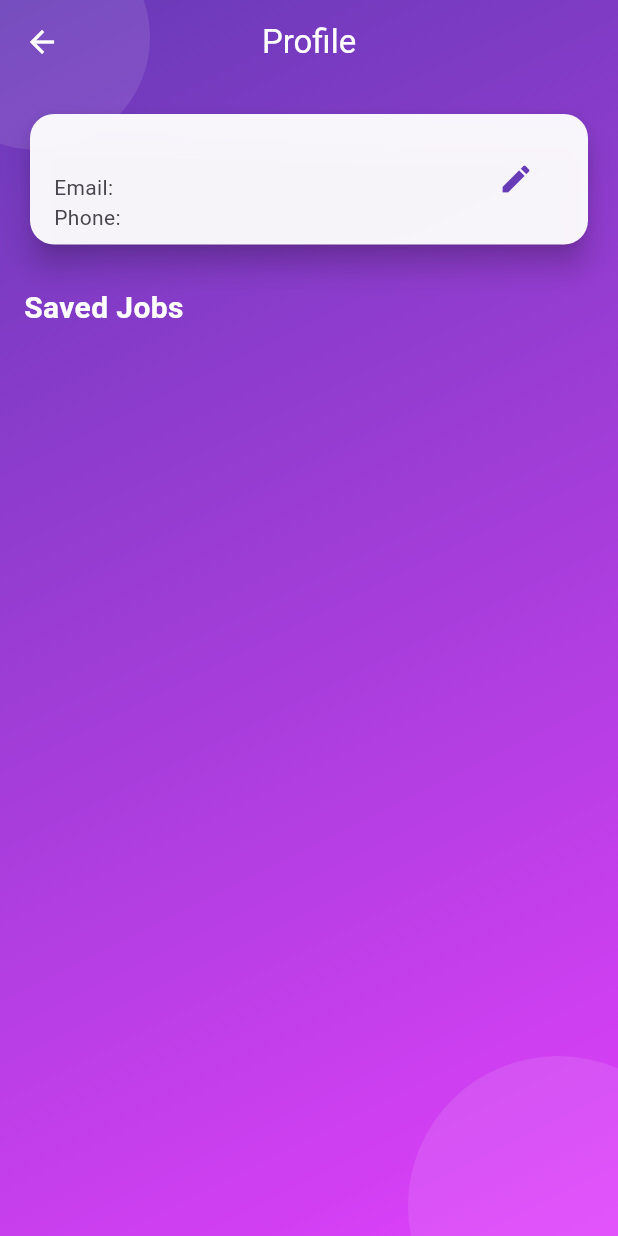
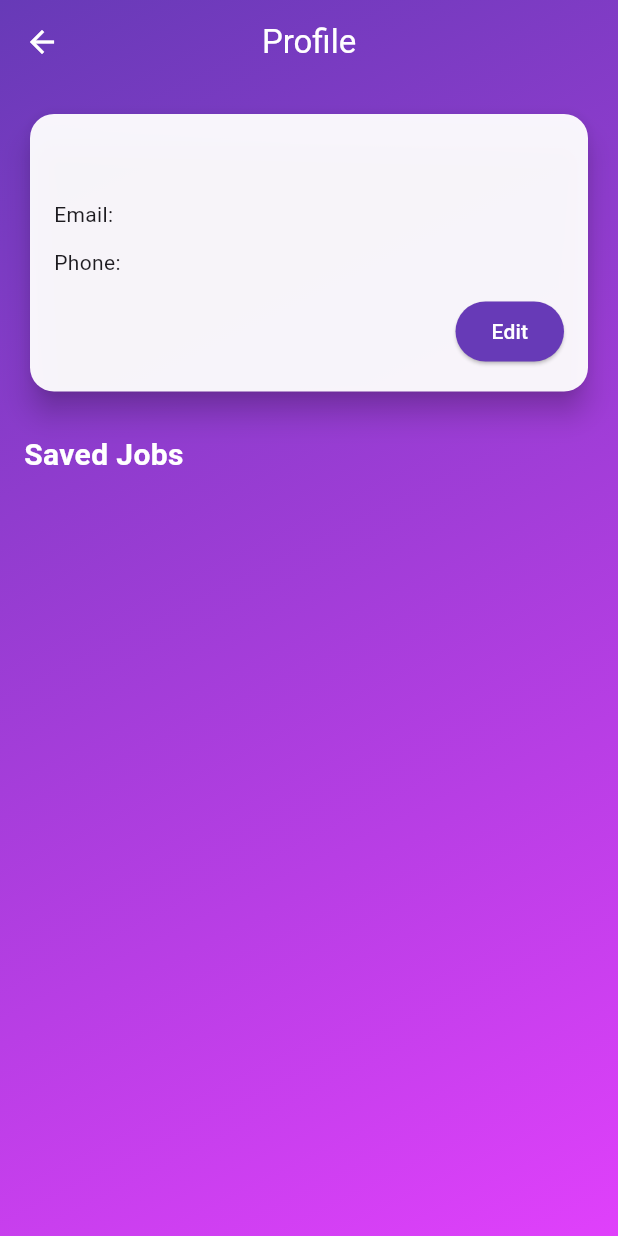
Before and after one commit to MarvelMedhat/job_sphere_app, a Flutter app: the ApplicantProfileScreen screen opened directly, on a phone screen of 412 x 824 dp. Run offline on Flutter 3.47's test engine with Material 3 defaults, Android fonts, the phone set to English and light mode, and no system bars; our stand-ins replace file_picker; missing offline and left inert: dart:html; accounts and stored records are empty.

Commit message:
Add validations and fix edit profile

```diff
--- a/lib/core/patterns/singleton/job_repository.dart
+++ b/lib/core/patterns/singleton/job_repository.dart
@@ -1,4 +1,5 @@
 import '../../../data/model/job.dart';
+import '../../patterns/singleton/UserRepository.dart';
 
 class JobRepository {
   // Lazy initialization - instance is null until first access
@@ -17,25 +18,32 @@ class JobRepository {
 
   final List<Job> _jobs = [];
 
+  List<Job> get jobs => List.unmodifiable(_jobs);
+
   void addJob(Job job) => _jobs.add(job);
 
-  void removeJob(String id) =>
-      _jobs.removeWhere((job) => job.id == id);
-
-  List<Job> get jobs => _jobs;
+  void removeJob(String id) => _jobs.removeWhere((job) => job.id == id);
 
   void updateJob(Job updatedJob) {
     final index = _jobs.indexWhere((j) => j.id == updatedJob.id);
     if (index != -1) {
       _jobs[index] = updatedJob;
+
+      // Remove from savedJobs if job is paused or closed
+      if (updatedJob.status != "open") {
+        UserRepository.instance.removeJobFromAllUsers(updatedJob.id);
+      }
     }
   }
 
   void delete(String jobId) {
     _jobs.removeWhere((job) => job.id == jobId);
+
+    // Remove deleted job from all users' saved jobs
+    UserRepository.instance.removeJobFromAllUsers(jobId);
   }
 
   List<Job> getCompanyJobs() {
-  return List.unmodifiable(_jobs);
-    }
+    return List.unmodifiable(_jobs);
+  }
 }
--- a/lib/ui/screens/applicant_profile.dart
+++ b/lib/ui/screens/applicant_profile.dart
@@ -13,6 +13,7 @@ class ApplicantProfileScreen extends StatefulWidget {
 
 class _ApplicantProfileScreenState extends State<ApplicantProfileScreen> {
   final AuthFacade _authFacade = AuthFacade();
+  final _formKey = GlobalKey<FormState>();
 
   bool _isEditing = false;
   late TextEditingController _nameController;
@@ -20,7 +21,6 @@ class _ApplicantProfileScreenState extends State<ApplicantProfileScreen> {
   late TextEditingController _phoneController;
 
   final Color primaryColor = Colors.deepPurple;
-  final Color accentColor = Colors.purpleAccent;
   final Color cardColor = Colors.white.withOpacity(0.95);
 
   @override
@@ -33,15 +33,19 @@ class _ApplicantProfileScreenState extends State<ApplicantProfileScreen> {
   }
 
   void _saveProfile() {
+    if (_formKey.currentState!.validate()) {
       _authFacade.updateProfile(
         name: _nameController.text,
         email: _emailController.text,
         phone: _phoneController.text,
       );
+
       setState(() => _isEditing = false);
+
       ScaffoldMessenger.of(context).showSnackBar(
         const SnackBar(content: Text("Profile updated!")),
       );
+    }
   }
 
   @override
@@ -74,16 +78,13 @@ class _ApplicantProfileScreenState extends State<ApplicantProfileScreen> {
           icon: const Icon(Icons.arrow_back, color: Colors.white),
           onPressed: () => Navigator.pop(context),
         ),
-        title: const Text(
-          "Profile",
-          style: TextStyle(color: Colors.white),
-        ),
+        title: const Text("Profile", style: TextStyle(color: Colors.white)),
         centerTitle: true,
       ),
       extendBodyBehindAppBar: true,
       body: Stack(
         children: [
-          // Gradient Background
+          // Gradient background
           Container(
             decoration: const BoxDecoration(
               gradient: LinearGradient(
@@ -94,33 +95,6 @@ class _ApplicantProfileScreenState extends State<ApplicantProfileScreen> {
             ),
           ),
 
-          // Decorative Circles
-          Positioned(
-            top: -50,
-            left: -50,
-            child: Container(
-              width: 150,
-              height: 150,
-              decoration: BoxDecoration(
-                color: Colors.white.withOpacity(0.1),
-                shape: BoxShape.circle,
-              ),
-            ),
-          ),
-          Positioned(
-            bottom: -80,
-            right: -60,
-            child: Container(
-              width: 200,
-              height: 200,
-              decoration: BoxDecoration(
-                color: Colors.white.withOpacity(0.1),
-                shape: BoxShape.circle,
-              ),
-            ),
-          ),
-
-          // Main Content
           SafeArea(
             child: Padding(
               padding: const EdgeInsets.all(16),
@@ -133,67 +107,106 @@ class _ApplicantProfileScreenState extends State<ApplicantProfileScreen> {
                     shape: RoundedRectangleBorder(
                       borderRadius: BorderRadius.circular(16),
                     ),
-                    child: ListTile(
-                      title: _isEditing
-                          ? TextField(
+                    child: Padding(
+                      padding: const EdgeInsets.all(16),
+                      child: Form(
+                        key: _formKey,
+                        child: Column(
+                          crossAxisAlignment: CrossAxisAlignment.start,
+                          children: [
+                            _isEditing
+                                ? TextFormField(
                                     controller: _nameController,
-                              decoration:
-                                  const InputDecoration(labelText: "Name"),
+                                    decoration: const InputDecoration(
+                                      labelText: "Name",
+                                    ),
+                                    validator: (value) {
+                                      if (value == null || value.isEmpty) {
+                                        return "Enter name";
+                                      }
+                                      return null;
+                                    },
                                   )
                                 : Text(
                                     user.name,
-                              style: const TextStyle(fontSize: 20),
+                                    style: const TextStyle(
+                                        fontSize: 20,
+                                        fontWeight: FontWeight.bold),
                                   ),
-                      subtitle: _isEditing
-                          ? Column(
-                              crossAxisAlignment: CrossAxisAlignment.start,
-                              children: [
-                                TextField(
+                            const SizedBox(height: 12),
+                            _isEditing
+                                ? TextFormField(
                                     controller: _emailController,
                                     decoration: const InputDecoration(
-                                      labelText: "Email"),
+                                      labelText: "Email",
                                     ),
-                                TextField(
+                                    keyboardType: TextInputType.emailAddress,
+                                    validator: (value) {
+                                      if (value == null || value.isEmpty) {
+                                        return "Enter email";
+                                      }
+                                      // Validate email ending with .com
+                                      if (!RegExp(r'^[\w-.]+@([\w-]+\.)+com$')
+                                          .hasMatch(value)) {
+                                        return "Enter valid .com email";
+                                      }
+                                      return null;
+                                    },
+                                  )
+                                : Text("Email: ${user.email}"),
+                            const SizedBox(height: 12),
+                            _isEditing
+                                ? TextFormField(
                                     controller: _phoneController,
                                     decoration: const InputDecoration(
-                                      labelText: "Phone"),
+                                      labelText: "Phone",
+                                    ),
+                                    keyboardType: TextInputType.phone,
+                                    validator: (value) {
+                                      if (value == null || value.isEmpty) {
+                                        return "Enter phone";
+                                      }
+                                      // Validate exactly 11 digits
+                                      if (!RegExp(r'^\d{11}$').hasMatch(value)) {
+                                        return "Phone must be 11 digits";
+                                      }
+                                      return null;
+                                    },
+                                  )
+                                : Text("Phone: ${user.phone}"),
+                            const SizedBox(height: 12),
+                            Align(
+                              alignment: Alignment.centerRight,
+                              child: ElevatedButton(
+                                onPressed: _isEditing ? _saveProfile : () {
+                                  setState(() => _isEditing = true);
+                                },
+                                style: ElevatedButton.styleFrom(
+                                  backgroundColor: primaryColor,
+                                ),
+                                child: Text(
+                                  _isEditing ? "Save" : "Edit",
+                                  style: const TextStyle(color: Colors.white),
+                                ),
+                              ),
                             ),
                           ],
-                            )
-                          : Column(
-                              crossAxisAlignment: CrossAxisAlignment.start,
-                              children: [
-                                Text("Email: ${user.email}"),
-                                Text("Phone: ${user.phone}"),
-                              ],
                         ),
-                      trailing: IconButton(
-                        icon: Icon(
-                          _isEditing ? Icons.save : Icons.edit,
-                          color: primaryColor,
-                        ),
-                        onPressed: () {
-                          _isEditing ? _saveProfile() : setState(() => _isEditing = true);
-                        },
                       ),
                     ),
                   ),
 
                   const SizedBox(height: 24),
 
-                  // Saved Jobs Header
+                  // Saved Jobs
                   const Text(
                     "Saved Jobs",
                     style: TextStyle(
                         fontSize: 20,
                         fontWeight: FontWeight.bold,
-                      color: Colors.white,
+                        color: Colors.white),
                   ),
-                  ),
-
                   const SizedBox(height: 12),
-
-                  // Saved Jobs List
                   ...savedJobs.map(
                     (job) => Card(
                       color: cardColor,
@@ -216,8 +229,7 @@ class _ApplicantProfileScreenState extends State<ApplicantProfileScreen> {
                                 });
                                 ScaffoldMessenger.of(context).showSnackBar(
                                   const SnackBar(
-                                    content: Text("Job removed from saved"),
-                                  ),
+                                      content: Text("Job removed from saved")),
                                 );
                               },
                             ),
```
Also changed, not shown: lib/core/patterns/facade/auth_facade.dart (+15 -5 lines), lib/core/patterns/singleton/UserRepository.dart (+17 -0 lines), lib/ui/screens/login_screen.dart (+30 -21 lines), lib/ui/screens/register_screen.dart (+19 -5 lines). Lines whose indentation alone changed are shown as unchanged.
